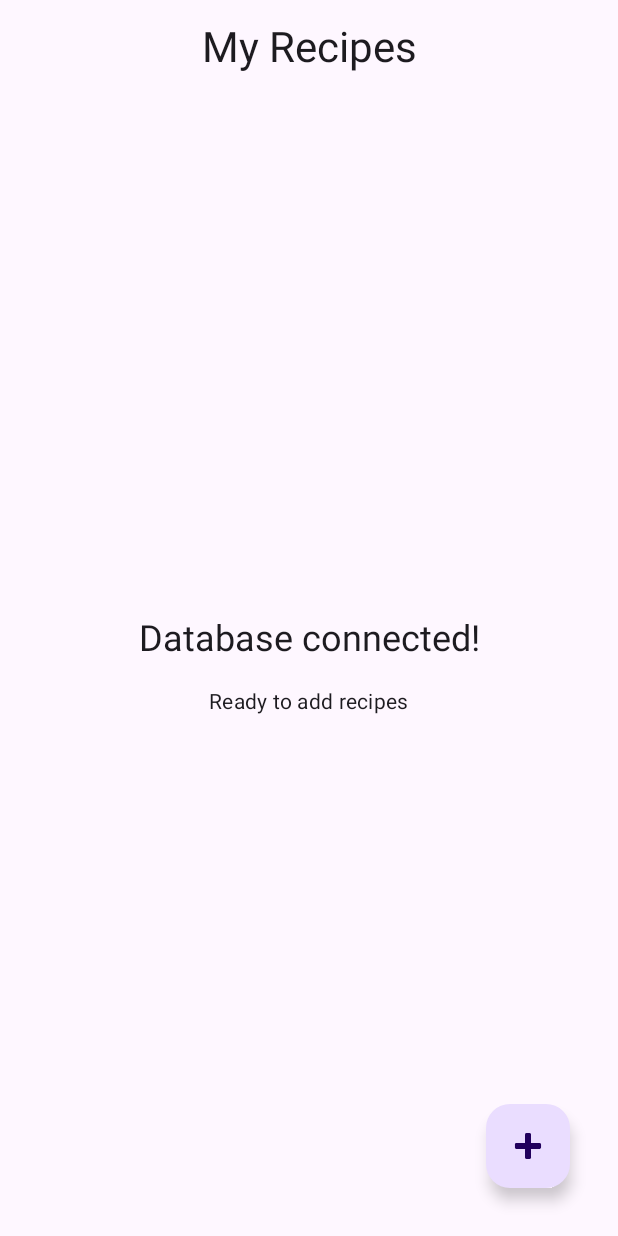
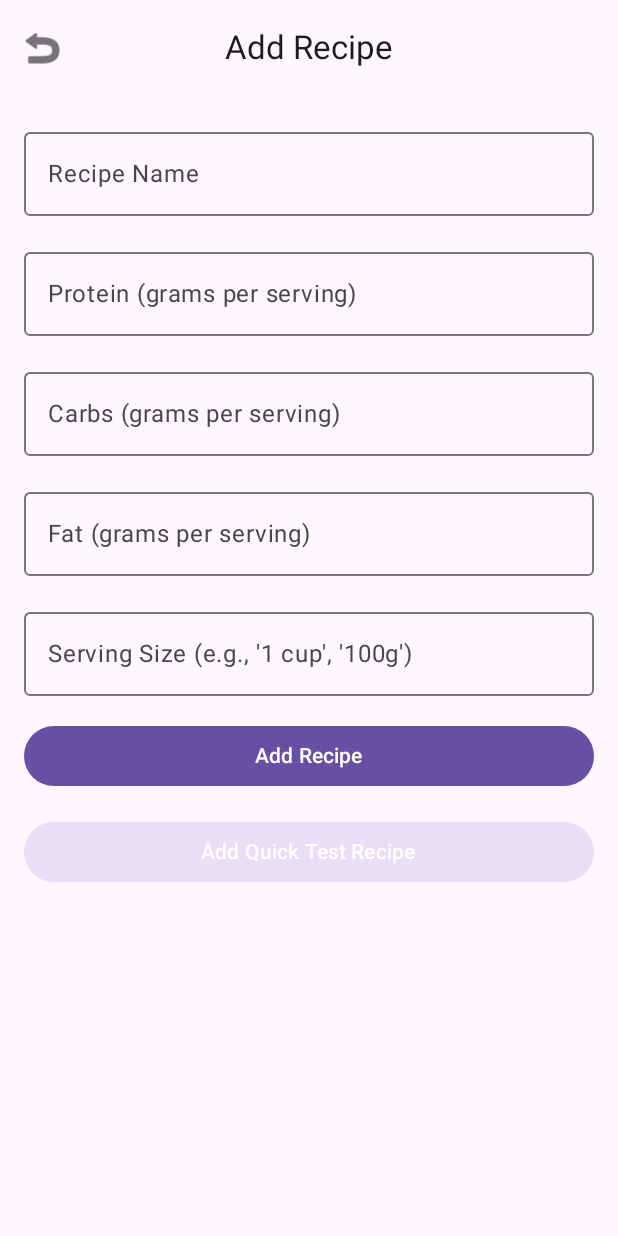
Before and after one commit to armetcal/Meal_Tracker, an Android app built with Jetpack Compose: the screen it shows after launch (MainActivity), after a tap on "Add Recipe", on a phone screen of 412 x 824 dp. Run offline under Robolectric (Android 15) with nearby library versions, the phone set to English and light mode, and no system bars; our stand-ins replace Room's generated code.

Commit message:
recipe addition working

```diff
--- a/MealTracker2/app/src/main/java/com/example/mealtracker/MainActivity.kt
+++ b/MealTracker2/app/src/main/java/com/example/mealtracker/MainActivity.kt
@@ -6,7 +6,12 @@ import androidx.activity.compose.setContent
 import androidx.compose.foundation.layout.fillMaxSize
 import androidx.compose.material3.MaterialTheme
 import androidx.compose.material3.Surface
+import androidx.compose.runtime.getValue
+import androidx.compose.runtime.mutableStateOf
+import androidx.compose.runtime.remember
+import androidx.compose.runtime.setValue
 import androidx.compose.ui.Modifier
+import com.example.mealtracker.ui.screens.AddRecipeScreen
 import com.example.mealtracker.ui.screens.RecipeListScreen
 
 class MainActivity : ComponentActivity() {
@@ -18,14 +23,30 @@ class MainActivity : ComponentActivity() {
                     modifier = Modifier.fillMaxSize(),
                     color = MaterialTheme.colorScheme.background
                 ) {
-                    RecipeListScreen(
-                        onAddRecipe = {
-                            // TODO: Navigate to add recipe screen
-                        },
-                        onRecipeClick = { recipeId ->
-                            // TODO: Navigate to recipe detail screen
+                    var currentScreen by remember { mutableStateOf("recipeList") }
+
+                    when (currentScreen) {
+                        "recipeList" -> {
+                            RecipeListScreen(
+                                onAddRecipe = {
+                                    currentScreen = "addRecipe"
+                                },
+                                onRecipeClick = { recipeId ->
+                                    // Will implement recipe details later
+                                }
+                            )
                         }
-                    )
+                        "addRecipe" -> {
+                            AddRecipeScreen(
+                                onBack = {
+                                    currentScreen = "recipeList"
+                                },
+                                onRecipeAdded = {
+                                    currentScreen = "recipeList"
+                                }
+                            )
+                        }
+                    }
                 }
             }
         }
--- /dev/null
+++ b/MealTracker2/app/src/main/java/com/example/mealtracker/ui/screens/AddRecipeScreen.kt
@@ -0,0 +1,151 @@
+package com.example.mealtracker.ui.screens
+
+import androidx.compose.foundation.layout.*
+import androidx.compose.material3.*
+import androidx.compose.runtime.*
+import androidx.compose.ui.Modifier
+import androidx.compose.ui.platform.LocalContext
+import androidx.compose.ui.res.painterResource
+import androidx.compose.ui.text.input.KeyboardType
+import androidx.compose.ui.unit.dp
+import androidx.lifecycle.viewmodel.compose.viewModel
+import com.example.mealtracker.data.entities.Recipe
+import com.example.mealtracker.ui.viewmodels.RecipeViewModel
+import com.example.mealtracker.ui.viewmodels.RecipeViewModelFactory
+
+@OptIn(ExperimentalMaterial3Api::class)
+@Composable
+fun AddRecipeScreen(
+    viewModel: RecipeViewModel = viewModel(factory = RecipeViewModelFactory(LocalContext.current)),
+    onBack: () -> Unit,
+    onRecipeAdded: () -> Unit
+) {
+    var recipeName by remember { mutableStateOf("") }
+    var protein by remember { mutableStateOf("") }
+    var carbs by remember { mutableStateOf("") }
+    var fat by remember { mutableStateOf("") }
+    var servingSize by remember { mutableStateOf("") }
+    var errorMessage by remember { mutableStateOf<String?>(null) }
+
+    Scaffold(
+        topBar = {
+            CenterAlignedTopAppBar(
+                title = { Text("Add Recipe") },
+                navigationIcon = {
+                    IconButton(onClick = onBack) {
+                        Icon(
+                            painter = painterResource(android.R.drawable.ic_menu_revert),
+                            contentDescription = "Back"
+                        )
+                    }
+                }
+            )
+        }
+    ) { paddingValues ->
+        Column(
+            modifier = Modifier
+                .fillMaxSize()
+                .padding(paddingValues)
+                .padding(16.dp),
+            verticalArrangement = Arrangement.spacedBy(16.dp)
+        ) {
+            // Error message
+            errorMessage?.let { message ->
+                Text(
+                    text = message,
+                    color = MaterialTheme.colorScheme.error,
+                    modifier = Modifier.fillMaxWidth()
+                )
+            }
+
+            // Recipe name
+            OutlinedTextField(
+                value = recipeName,
+                onValueChange = { recipeName = it },
+                label = { Text("Recipe Name") },
+                modifier = Modifier.fillMaxWidth(),
+                singleLine = true
+            )
+
+            // Protein
+            OutlinedTextField(
+                value = protein,
+                onValueChange = { protein = it },
+                label = { Text("Protein (grams per serving)") },
+                modifier = Modifier.fillMaxWidth(),
+                singleLine = true
+            )
+
+            // Carbs
+            OutlinedTextField(
+                value = carbs,
+                onValueChange = { carbs = it },
+                label = { Text("Carbs (grams per serving)") },
+                modifier = Modifier.fillMaxWidth(),
+                singleLine = true
+            )
+
+            // Fat
+            OutlinedTextField(
+                value = fat,
+                onValueChange = { fat = it },
+                label = { Text("Fat (grams per serving)") },
+                modifier = Modifier.fillMaxWidth(),
+                singleLine = true
+            )
+
+            // Serving size
+            OutlinedTextField(
+                value = servingSize,
+                onValueChange = { servingSize = it },
+                label = { Text("Serving Size (e.g., '1 cup', '100g')") },
+                modifier = Modifier.fillMaxWidth(),
+                singleLine = true
+            )
+
+            // Add button
+            Button(
+                onClick = {
+                    if (recipeName.isBlank()) {
+                        errorMessage = "Please enter a recipe name"
+                        return@Button
+                    }
+
+                    // Use default values if fields are empty
+                    val newRecipe = Recipe(
+                        name = recipeName,
+                        proteinPerServing = protein.toDoubleOrNull() ?: 0.0,
+                        carbsPerServing = carbs.toDoubleOrNull() ?: 0.0,
+                        fatPerServing = fat.toDoubleOrNull() ?: 0.0,
+                        servingSize = if (servingSize.isBlank()) "1 serving" else servingSize
+                    )
+
+                    viewModel.insertRecipe(newRecipe)
+                    onRecipeAdded()
+                },
+                modifier = Modifier.fillMaxWidth()
+            ) {
+                Text("Add Recipe")
+            }
+
+            // Quick test button
+            Button(
+                onClick = {
+                    val newRecipe = Recipe(
+                        name = "Quick Test: $recipeName",
+                        proteinPerServing = 25.0,
+                        carbsPerServing = 15.0,
+                        fatPerServing = 10.0,
+                        servingSize = "1 serving"
+                    )
+                    viewModel.insertRecipe(newRecipe)
+                    onRecipeAdded()
+                },
+                modifier = Modifier.fillMaxWidth(),
+                colors = ButtonDefaults.buttonColors(containerColor = MaterialTheme.colorScheme.secondaryContainer)
+            ) {
+                Text("Add Quick Test Recipe")
+            }
+        }
+    }
+}
--- a/MealTracker2/app/src/main/java/com/example/mealtracker/ui/screens/RecipeListScreen.kt
+++ b/MealTracker2/app/src/main/java/com/example/mealtracker/ui/screens/RecipeListScreen.kt
@@ -5,6 +5,8 @@ import androidx.compose.foundation.layout.Column
 import androidx.compose.foundation.layout.fillMaxSize
 import androidx.compose.foundation.layout.fillMaxWidth
 import androidx.compose.foundation.layout.padding
+import androidx.compose.foundation.lazy.LazyColumn
+import androidx.compose.foundation.lazy.items
 import androidx.compose.material3.Card
 import androidx.compose.material3.CenterAlignedTopAppBar
 import androidx.compose.material3.ExperimentalMaterial3Api
@@ -32,9 +34,7 @@ import com.example.mealtracker.ui.viewmodels.RecipeViewModelFactory
 @OptIn(ExperimentalMaterial3Api::class)
 @Composable
 fun RecipeListScreen(
-    viewModel: RecipeViewModel = viewModel(
-        factory = RecipeViewModelFactory(LocalContext.current)
-    ),
+    viewModel: RecipeViewModel = viewModel(factory = RecipeViewModelFactory(LocalContext.current)),
     onAddRecipe: () -> Unit,
     onRecipeClick: (Long) -> Unit
 ) {
@@ -50,7 +50,7 @@ fun RecipeListScreen(
             CenterAlignedTopAppBar(
                 title = {
                     Text(
-                        "My Recipes",
+                        "My Recipes (${recipes.size})",
                         style = MaterialTheme.typography.headlineMedium
                     )
                 }
@@ -88,7 +88,8 @@ fun RecipeListScreen(
                 }
             }
 
-            // Simple placeholder for now
+            if (recipes.isEmpty()) {
+                // Empty state
                 Column(
                     modifier = Modifier
                         .fillMaxSize()
@@ -97,14 +98,28 @@ fun RecipeListScreen(
                     horizontalAlignment = Alignment.CenterHorizontally
                 ) {
                     Text(
-                    "Database connected!",
+                        "No recipes yet",
                         style = MaterialTheme.typography.headlineSmall,
                         modifier = Modifier.padding(bottom = 16.dp)
                     )
                     Text(
-                    "Ready to add recipes",
+                        "Tap the + button to add your first recipe",
                         style = MaterialTheme.typography.bodyMedium
                     )
+                }
+            } else {
+                // Recipe list
+                LazyColumn(
+                    modifier = Modifier.fillMaxSize(),
+                    verticalArrangement = Arrangement.spacedBy(8.dp)
+                ) {
+                    items(recipes) { recipe ->
+                        RecipeCard(
+                            recipe = recipe,
+                            onClick = { onRecipeClick(recipe.id) }
+                        )
+                    }
+                }
             }
         }
     }
--- a/MealTracker2/app/src/main/java/com/example/mealtracker/ui/viewmodels/RecipeViewModel.kt
+++ b/MealTracker2/app/src/main/java/com/example/mealtracker/ui/viewmodels/RecipeViewModel.kt
@@ -13,12 +13,20 @@ import kotlinx.coroutines.flow.MutableStateFlow
 import kotlinx.coroutines.flow.StateFlow
 import kotlinx.coroutines.flow.asStateFlow
 import kotlinx.coroutines.launch
+import kotlinx.coroutines.delay
 import java.time.LocalDate
 import java.time.format.DateTimeFormatter
 
 class RecipeViewModel(context: Context) : ViewModel() {
     // Create repository inside ViewModel
     private val repository: RecipeRepository
+
+    // State for recipes
+    val allRecipes: Flow<List<Recipe>>
+
+    // State for error messages
+    private val _errorMessage = MutableStateFlow<String?>(null)
+    val errorMessage: StateFlow<String?> = _errorMessage.asStateFlow()
 
     init {
         val database = MacroDatabase.getDatabase(context)
@@ -27,16 +35,11 @@ class RecipeViewModel(context: Context) : ViewModel() {
             mealLogDao = database.mealLogDao(),
             dailyGoalDao = database.dailyGoalDao()
         )
-    }
 
-    // State for recipes
-    val allRecipes: Flow<List<Recipe>> = repository.getAllRecipes()
+        // Set up the flow
+        allRecipes = repository.getAllRecipes()
 
-    // State for error messages
-    private val _errorMessage = MutableStateFlow<String?>(null)
-    val errorMessage: StateFlow<String?> = _errorMessage.asStateFlow()
-
-    init {
+        // Load initial data
         loadTodaysData()
     }
 
```
Lines whose indentation alone changed are shown as unchanged.
